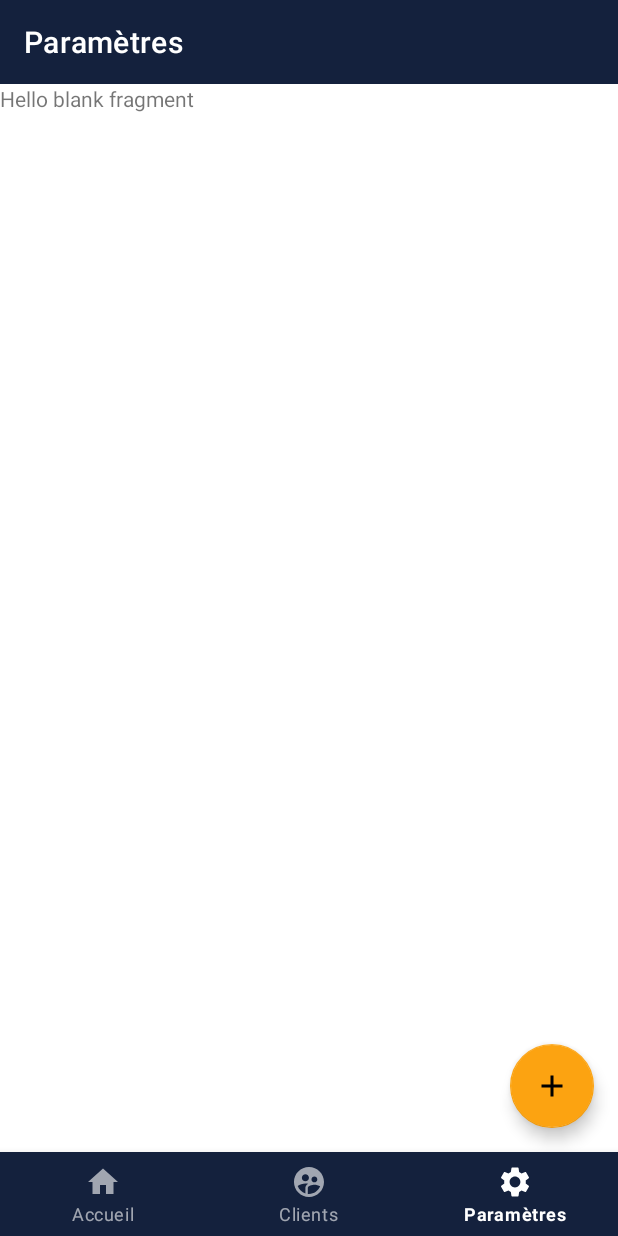
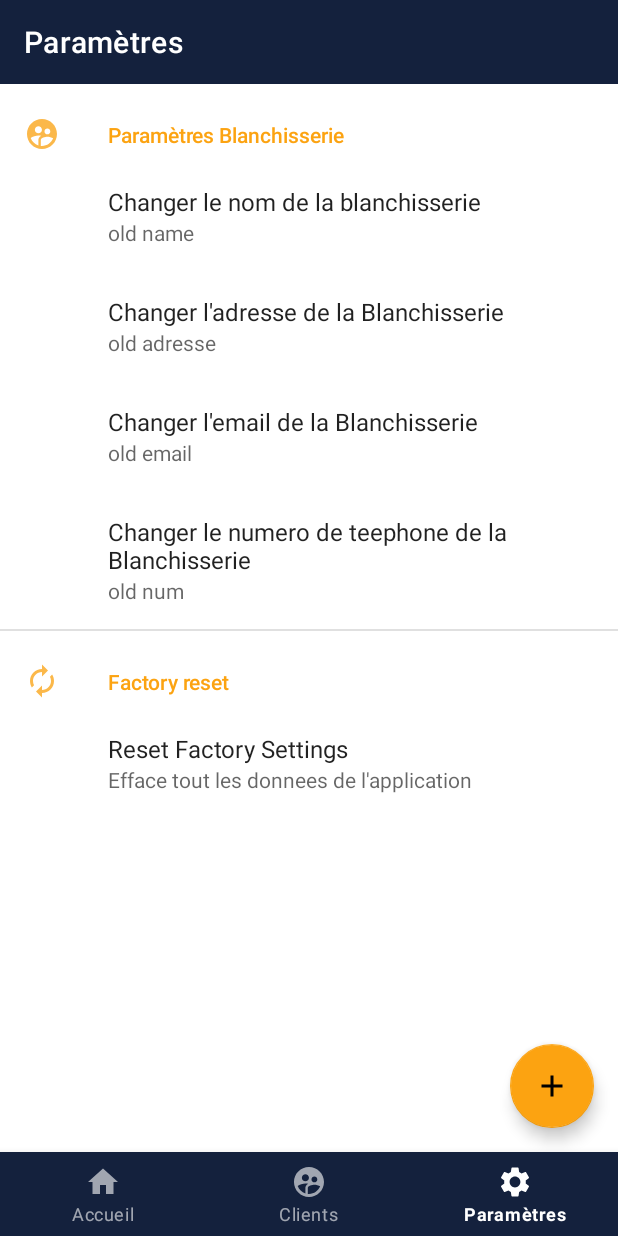
Before and after one commit to naoufalb99/blanchisserie-android, an Android app: the HomeFragment screen opened directly, with no data from a screen before it, item 3 of the bottom bar chosen, on a phone screen of 412 x 824 dp. Run offline under Robolectric (Android 15) with nearby library versions, the phone set to English and light mode, and no system bars; our stand-ins replace Room's generated code, androidx.preference; 4 statements that could not run were skipped.

Commit message:
feat: settings

```diff
--- a/app/build.gradle
+++ b/app/build.gradle
@@ -37,6 +37,8 @@ dependencies {
 }
 
 dependencies {
+
+    implementation 'androidx.preference:preference:1.1.1'
     implementation 'androidx.legacy:legacy-support-v4:1.0.0'
     implementation 'androidx.annotation:annotation:1.1.0'
     implementation 'androidx.constraintlayout:constraintlayout:2.0.4'
--- a/app/src/main/java/iao/master/blanchisserie/daos/BlanchisserieDao.java
+++ b/app/src/main/java/iao/master/blanchisserie/daos/BlanchisserieDao.java
@@ -34,7 +34,7 @@ public interface BlanchisserieDao {
     @Query("SELECT * FROM settings")
     public Settings[] getAllSettings();
 
-
+    //clients funstions
     @Query("select * from clients")
     public Clients[] getAllClients();
 
@@ -46,6 +46,9 @@ public interface BlanchisserieDao {
 
     @Delete
     public void deleteClient(Clients client);
+
+    @Query("DELETE FROM clients")
+    public void deleteAllClients();
 
 
     //commands functions
@@ -60,6 +63,8 @@ public interface BlanchisserieDao {
 
     @Query("SELECT * FROM commands WHERE service =:service")
     public List<Commands> getCommandByService(String service);
+    @Query("DELETE FROM commands")
+    public void deleteAllCommands();
 
     //articles functions
     @Query("select * from articles")
@@ -80,6 +85,8 @@ public interface BlanchisserieDao {
     //article_command
     @Query("SELECT * FROM article_command WHERE command_id=:commandId")
     public List<ArticleCommand> getArticleCommandWithCommandId(Long commandId);
+    @Query("DELETE FROM article_command")
+    public void deleteAllArticleCommands();
 
     //transactions
     @Transaction
--- a/app/src/main/java/iao/master/blanchisserie/fragments/HomeFragment.java
+++ b/app/src/main/java/iao/master/blanchisserie/fragments/HomeFragment.java
@@ -23,7 +23,7 @@ import iao.master.blanchisserie.models.Commands;
 
 public class HomeFragment extends Fragment {
 
-    Button buttonDelete;
+
 
     CardView wash_iron;
     CardView iron;
@@ -45,12 +45,6 @@ public class HomeFragment extends Fragment {
         BlanchisserieDao blanchisserieDao = db.blanchisserieDao();
 
         goToCommand(view);
-
-        buttonDelete = (Button) view.findViewById(R.id.button_delete);
-        buttonDelete.setOnClickListener(v -> {
-            blanchisserieDao.deleteSettings();
-            startActivity(new Intent(view.getContext(), WelcomeActivity.class));
-        });
 
 
     }
--- a/app/src/main/java/iao/master/blanchisserie/fragments/SettingsFragment.java
+++ b/app/src/main/java/iao/master/blanchisserie/fragments/SettingsFragment.java
@@ -1,66 +1,155 @@
 package iao.master.blanchisserie.fragments;
 
+import android.app.AlertDialog;
+import android.content.Context;
+import android.content.DialogInterface;
+import android.content.Intent;
 import android.os.Bundle;
-
-import androidx.fragment.app.Fragment;
-
 import android.view.LayoutInflater;
 import android.view.View;
 import android.view.ViewGroup;
+import android.widget.Toast;
+
+import androidx.annotation.NonNull;
+import androidx.annotation.Nullable;
+import androidx.preference.EditTextPreference;
+import androidx.preference.Preference;
+import androidx.preference.PreferenceFragmentCompat;
 
 import iao.master.blanchisserie.R;
+import iao.master.blanchisserie.activities.WelcomeActivity;
+import iao.master.blanchisserie.daos.BlanchisserieDao;
+import iao.master.blanchisserie.database.Database;
+import iao.master.blanchisserie.models.Settings;
 
-/**
- * A simple {@link Fragment} subclass.
- * Use the {@link SettingsFragment#newInstance} factory method to
- * create an instance of this fragment.
- */
-public class SettingsFragment extends Fragment {
+public class SettingsFragment extends PreferenceFragmentCompat {
+    Context context;
+    Preference factoryReset ;
+    EditTextPreference nomB,adresseB,emailB,numB;
+    Settings[] settings;
 
-    // TODO: Rename parameter arguments, choose names that match
-    // the fragment initialization parameters, e.g. ARG_ITEM_NUMBER
-    private static final String ARG_PARAM1 = "param1";
-    private static final String ARG_PARAM2 = "param2";
+    @Override
+    public void onCreatePreferences(Bundle savedInstanceState, String rootKey) {
+        setPreferencesFromResource(R.xml.root_preferences, rootKey);
 
-    // TODO: Rename and change types of parameters
-    private String mParam1;
-    private String mParam2;
+        factoryReset = findPreference("factory_reset");
 
-    public SettingsFragment() {
-        // Required empty public constructor
+        nomB = (EditTextPreference) findPreference("nom_blanchisserie");
+        adresseB = (EditTextPreference) findPreference("adresse_blanchisserie");
+        emailB = (EditTextPreference) findPreference("email_blanchisserie");
+        numB = (EditTextPreference) findPreference("num_blanchisserie");
+
+
+
+
     }
 
-    /**
-     * Use this factory method to create a new instance of
-     * this fragment using the provided parameters.
-     *
-     * @param param1 Parameter 1.
-     * @param param2 Parameter 2.
-     * @return A new instance of fragment SettingsFragment.
-     */
-    // TODO: Rename and change types and number of parameters
-    public static SettingsFragment newInstance(String param1, String param2) {
-        SettingsFragment fragment = new SettingsFragment();
-        Bundle args = new Bundle();
-        args.putString(ARG_PARAM1, param1);
-        args.putString(ARG_PARAM2, param2);
-        fragment.setArguments(args);
-        return fragment;
+
+
+
+    @Override
+    public void onViewCreated(@NonNull View view, @Nullable Bundle savedInstanceState) {
+        super.onViewCreated(view, savedInstanceState);
+        context = view.getContext();
+        Database db = Database.getInstance(view.getContext());
+        BlanchisserieDao blanchisserieDao = db.blanchisserieDao();
+
+
+        showDefaultBlanchisserieSettings(blanchisserieDao);
+        updateBlanchisserieInfo(blanchisserieDao);
+
+
+
+        factoryReset.setOnPreferenceClickListener(new Preference.OnPreferenceClickListener() {
+            @Override
+            public boolean onPreferenceClick(Preference preference) {
+                showFactoryResetAlert(blanchisserieDao);
+                return true;
+            }
+        });
     }
 
-    @Override
-    public void onCreate(Bundle savedInstanceState) {
-        super.onCreate(savedInstanceState);
-        if (getArguments() != null) {
-            mParam1 = getArguments().getString(ARG_PARAM1);
-            mParam2 = getArguments().getString(ARG_PARAM2);
-        }
+    public void updateBlanchisserieInfo(BlanchisserieDao blanchisserieDao){
+        nomB.setOnPreferenceChangeListener(new Preference.OnPreferenceChangeListener() {
+            public boolean onPreferenceChange(Preference preference, Object newValue) {
+                settings[0].setNomBlanchisserie((String) newValue);
+                blanchisserieDao.updateSetting(settings[0]);
+                preference.setSummary((String)newValue);
+                Toast.makeText(context,"update succesfull",
+                        Toast.LENGTH_SHORT).show();
+                return true;
+            }
+        });
+
+        adresseB.setOnPreferenceChangeListener(new Preference.OnPreferenceChangeListener() {
+            public boolean onPreferenceChange(Preference preference, Object newValue) {
+                settings[0].setAdresse((String) newValue);
+                blanchisserieDao.updateSetting(settings[0]);
+                preference.setSummary((String)newValue);
+                Toast.makeText(context,"update succesfull",
+                        Toast.LENGTH_SHORT).show();
+                return true;
+            }
+        });
+
+        emailB.setOnPreferenceChangeListener(new Preference.OnPreferenceChangeListener() {
+            public boolean onPreferenceChange(Preference preference, Object newValue) {
+                settings[0].setEmail((String) newValue);
+                blanchisserieDao.updateSetting(settings[0]);
+                preference.setSummary((String)newValue);
+                Toast.makeText(context,"update succesfull",
+                        Toast.LENGTH_SHORT).show();
+                return true;
+            }
+        });
+
+        numB.setOnPreferenceChangeListener(new Preference.OnPreferenceChangeListener() {
+            public boolean onPreferenceChange(Preference preference, Object newValue) {
+                settings[0].setNumeroTelephone((String) newValue);
+                blanchisserieDao.updateSetting(settings[0]);
+                preference.setSummary((String)newValue);
+                Toast.makeText(context,"update succesfull",
+                        Toast.LENGTH_SHORT).show();
+                return true;
+            }
+        });
+
     }
 
-    @Override
-    public View onCreateView(LayoutInflater inflater, ViewGroup container,
-                             Bundle savedInstanceState) {
-        // Inflate the layout for this fragment
-        return inflater.inflate(R.layout.fragment_settings, container, false);
+    public void showDefaultBlanchisserieSettings(BlanchisserieDao blanchisserieDao){
+        settings = blanchisserieDao.getAllSettings();
+        nomB.setSummary(settings[0].getNomBlanchisserie());
+        adresseB.setSummary(settings[0].getAdresse());
+        emailB.setSummary(settings[0].getEmail());
+        numB.setSummary(settings[0].getNumeroTelephone());
     }
+
+    public void showFactoryResetAlert(BlanchisserieDao blanchisserieDao){
+        AlertDialog.Builder alert = new AlertDialog.Builder(context);
+        alert.setTitle("Factory Reset");
+        alert.setMessage("are you sure you want to reset the app");
+        alert.setPositiveButton("Oui", new DialogInterface.OnClickListener() {
+            public void onClick(DialogInterface dialog, int id) {
+                blanchisserieDao.deleteAllClients();
+                blanchisserieDao.deleteAllCommands();
+                blanchisserieDao.deleteAllArticleCommands();
+                blanchisserieDao.deleteSettings();
+                startActivity(new Intent(context, WelcomeActivity.class));
+
+            }
+        }).setNegativeButton("Non", new DialogInterface.OnClickListener() {
+            public void onClick(DialogInterface dialog, int id) {
+                dialog.cancel();
+                Toast.makeText(context,"Factory reset canceled",
+                        Toast.LENGTH_SHORT).show();
+            }
+        });
+        alert.create().show();
+    }
+
+
+
+
+
+
 }
--- /dev/null
+++ b/app/src/main/res/drawable/ic_baseline_autorenew_24.xml
@@ -0,0 +1,5 @@
+<vector android:height="24dp" android:tint="#FBB84A"
+    android:viewportHeight="24" android:viewportWidth="24"
+    android:width="24dp" xmlns:android="http://schemas.android.com/apk/res/android">
+    <path android:fillColor="@android:color/white" android:pathData="M12,6v3l4,-4 -4,-4v3c-4.42,0 -8,3.58 -8,8 0,1.57 0.46,3.03 1.24,4.26L6.7,14.8c-0.45,-0.83 -0.7,-1.79 -0.7,-2.8 0,-3.31 2.69,-6 6,-6zM18.76,7.74L17.3,9.2c0.44,0.84 0.7,1.79 0.7,2.8 0,3.31 -2.69,6 -6,6v-3l-4,4 4,4v-3c4.42,0 8,-3.58 8,-8 0,-1.57 -0.46,-3.03 -1.24,-4.26z"/>
+</vector>
--- /dev/null
+++ b/app/src/main/res/drawable/ic_baseline_message_24.xml
@@ -0,0 +1,5 @@
+<vector android:height="24dp" android:tint="#FBB84A"
+    android:viewportHeight="24" android:viewportWidth="24"
+    android:width="24dp" xmlns:android="http://schemas.android.com/apk/res/android">
+    <path android:fillColor="@android:color/white" android:pathData="M20,2L4,2c-1.1,0 -1.99,0.9 -1.99,2L2,22l4,-4h14c1.1,0 2,-0.9 2,-2L22,4c0,-1.1 -0.9,-2 -2,-2zM18,14L6,14v-2h12v2zM18,11L6,11L6,9h12v2zM18,8L6,8L6,6h12v2z"/>
+</vector>
--- /dev/null
+++ b/app/src/main/res/drawable/ic_baseline_supervised_user_circle_24.xml
@@ -0,0 +1,5 @@
+<vector android:height="24dp" android:tint="#FBB84A"
+    android:viewportHeight="24" android:viewportWidth="24"
+    android:width="24dp" xmlns:android="http://schemas.android.com/apk/res/android">
+    <path android:fillColor="@android:color/white" android:pathData="M11.99,2c-5.52,0 -10,4.48 -10,10s4.48,10 10,10 10,-4.48 10,-10 -4.48,-10 -10,-10zM15.6,8.34c1.07,0 1.93,0.86 1.93,1.93 0,1.07 -0.86,1.93 -1.93,1.93 -1.07,0 -1.93,-0.86 -1.93,-1.93 -0.01,-1.07 0.86,-1.93 1.93,-1.93zM9.6,6.76c1.3,0 2.36,1.06 2.36,2.36 0,1.3 -1.06,2.36 -2.36,2.36s-2.36,-1.06 -2.36,-2.36c0,-1.31 1.05,-2.36 2.36,-2.36zM9.6,15.89v3.75c-2.4,-0.75 -4.3,-2.6 -5.14,-4.96 1.05,-1.12 3.67,-1.69 5.14,-1.69 0.53,0 1.2,0.08 1.9,0.22 -1.64,0.87 -1.9,2.02 -1.9,2.68zM11.99,20c-0.27,0 -0.53,-0.01 -0.79,-0.04v-4.07c0,-1.42 2.94,-2.13 4.4,-2.13 1.07,0 2.92,0.39 3.84,1.15 -1.17,2.97 -4.06,5.09 -7.45,5.09z"/>
+</vector>
--- a/app/src/main/res/layout/fragment_settings.xml
+++ /dev/null
@@ -1,14 +0,0 @@
-<?xml version="1.0" encoding="utf-8"?>
-<FrameLayout xmlns:android="http://schemas.android.com/apk/res/android"
-    xmlns:tools="http://schemas.android.com/tools"
-    android:layout_width="match_parent"
-    android:layout_height="match_parent"
-    tools:context=".fragments.SettingsFragment">
-
-    <!-- TODO: Update blank fragment layout -->
-    <TextView
-        android:layout_width="match_parent"
-        android:layout_height="match_parent"
-        android:text="@string/hello_blank_fragment" />
-
-</FrameLayout>
--- /dev/null
+++ b/app/src/main/res/xml/root_preferences.xml
@@ -0,0 +1,45 @@
+<PreferenceScreen xmlns:app="http://schemas.android.com/apk/res-auto"
+    xmlns:android="http://schemas.android.com/apk/res/android">
+
+
+    <PreferenceCategory
+        android:title="Paramètres Blanchisserie"
+        app:icon="@drawable/ic_baseline_supervised_user_circle_24"
+        >
+        <EditTextPreference
+            app:key="nom_blanchisserie"
+            app:title="Changer le nom de la blanchisserie"
+            android:summary="old name "
+            />
+
+        <EditTextPreference
+            app:key="adresse_blanchisserie"
+            app:title="Changer l'adresse de la Blanchisserie"
+            android:summary="old adresse "
+            />
+        <EditTextPreference
+            app:key="email_blanchisserie"
+            app:title="Changer l'email de la Blanchisserie"
+            android:summary="old email "
+            />
+        <EditTextPreference
+            app:key="num_blanchisserie"
+            app:title="Changer le numero de teephone de la Blanchisserie"
+            android:summary="old num "
+            />
+
+    </PreferenceCategory>
+    <PreferenceCategory
+        android:title="Factory reset"
+        app:icon="@drawable/ic_baseline_autorenew_24"
+        >
+        <Preference
+            android:title="Reset Factory Settings"
+            android:key="factory_reset"
+            android:summary="Efface tout les donnees de l'application"
+            />
+    </PreferenceCategory>
+
+
+
+</PreferenceScreen>
```
Also changed, not shown: app/src/main/java/iao/master/blanchisserie/activities/HomeActivity.java (+0 -9 lines), app/src/main/res/layout/fragment_home.xml (+1 -9 lines), app/src/main/res/values/arrays.xml (added, +12 -0 lines), app/src/main/res/values/strings.xml (+14 -0 lines).
